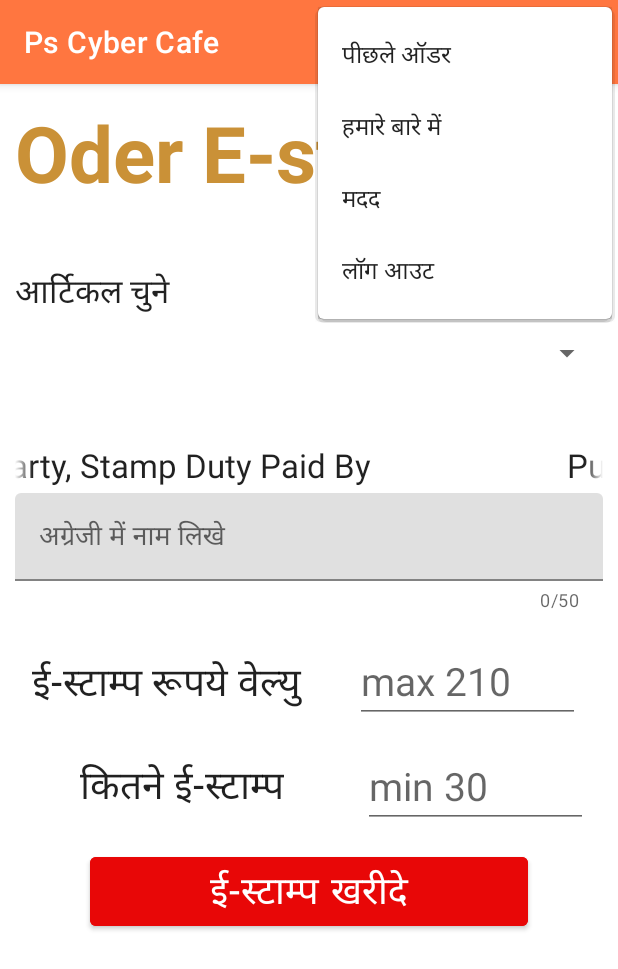
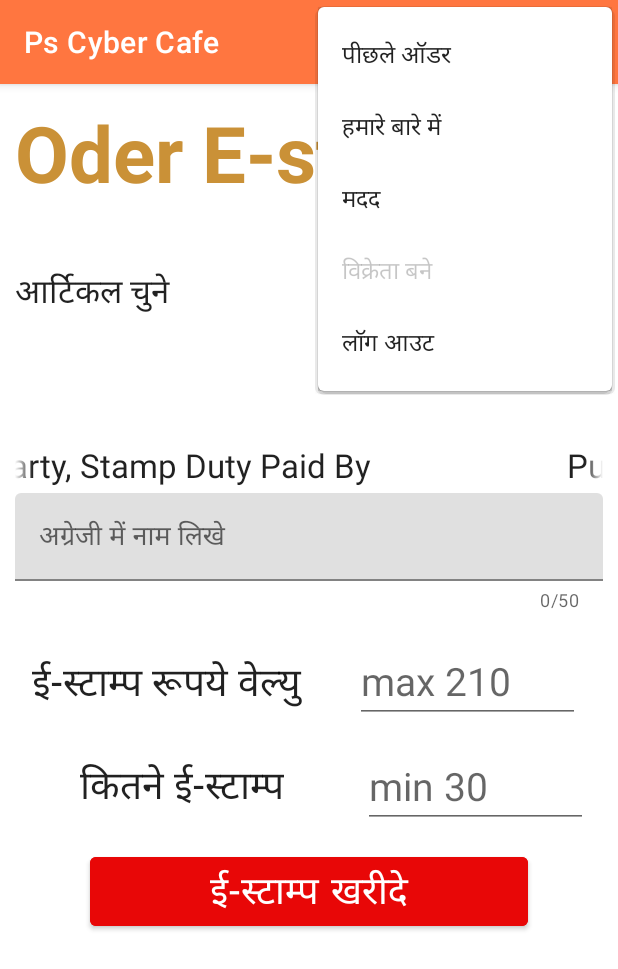
Before and after one commit to Pushprajs012/Bulke-Stamping, an Android app: the screen it shows after launch once a user with an empty profile is signed in (UserDeshboard), with the options menu open, on a phone screen of 412 x 824 dp. Shown: the top 969 px of the screen. Run offline under Robolectric (Android 15) with nearby library versions, the phone set to English and light mode, and no system bars; our stand-ins replace Firebase (no records; nobody signed in at launch, a user with empty details on screens opened directly).

Commit message:
update14223

```diff
--- a/app/src/main/java/com/ps/bulke_stamping/myuser/UserDeshboard.java
+++ b/app/src/main/java/com/ps/bulke_stamping/myuser/UserDeshboard.java
@@ -307,8 +307,10 @@ private long cheakchild() {
     public boolean onCreateOptionsMenu(Menu menu) {
         MenuInflater menuInflater= getMenuInflater();
         menuInflater.inflate(R.menu.customermenu,menu);
+        menu.getItem(4).setEnabled(false);
         return super.onCreateOptionsMenu(menu);
     }
+
 
     @Override
     public boolean onOptionsItemSelected(@NonNull MenuItem item) {
@@ -338,4 +340,6 @@ private long cheakchild() {
         return super.onOptionsItemSelected(item);
 
     }
+
+
 }
--- a/app/src/main/res/menu/customermenu.xml
+++ b/app/src/main/res/menu/customermenu.xml
@@ -13,6 +13,8 @@
         android:id="@+id/help"
         android:icon="@drawable/help_24"
         app:showAsAction="withText"/>
+<item android:title="@string/seller"
+    android:id="@+id/seller"/>
     <item android:title="@string/logout"
         android:id="@+id/logout"/>
 
--- a/app/src/main/res/values-night/strings.xml
+++ b/app/src/main/res/values-night/strings.xml
@@ -24,4 +24,5 @@
     <string name="coderno">ऑडर नं0-</string>
     <string name="oderfail">ऑ़डर फेल, कृपया पुन: प्रयास करे ।</string>
     <string name="logout">लॉग आउट</string>
+    <string name="seller">विक्रेता बने</string>
 </resources>
--- a/app/src/main/res/values/strings.xml
+++ b/app/src/main/res/values/strings.xml
@@ -26,4 +26,5 @@
     <string name="coderno">ऑडर नं0-</string>
     <string name="oderfail">ऑ़डर फेल, कृपया पुन: प्रयास करे ।</string>
     <string name="logout">लॉग आउट</string>
+    <string name="seller">विक्रेता बने</string>
 </resources>
```
Also changed, not shown: app/src/main/res/layout/rvlastoders.xml (added, +28 -0 lines).
